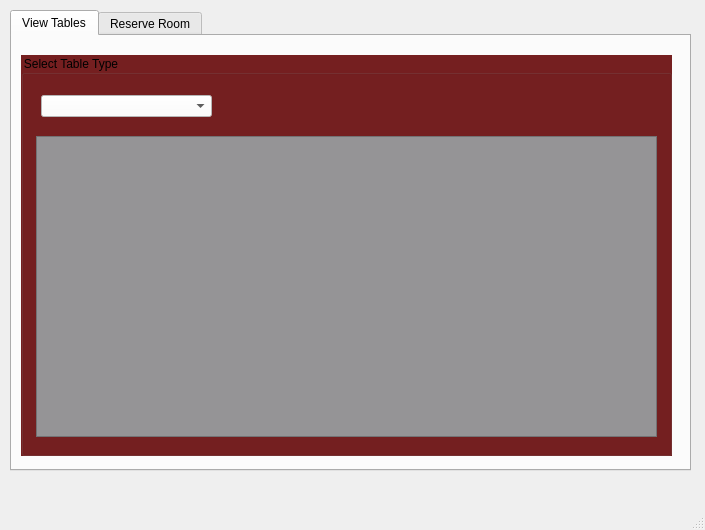
Before: the Qt Designer form wsu_hackathon_2022/cubhubs.ui in kenji-adachi/wsuHackathon2022, drawn with Qt 5.
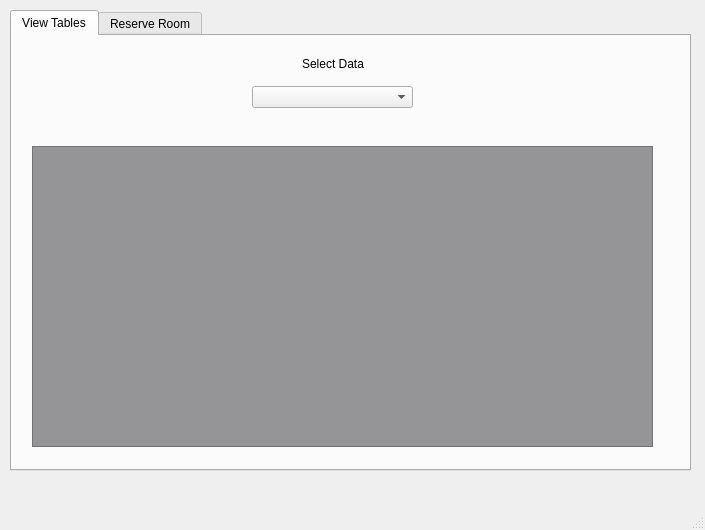
After: the same form once the commit is applied. The open tabs and pages were chosen to show the change.

Commit message: UI for reserve is done now

Patch:
```diff
--- a/wsu_hackathon_2022/cubhubs.ui
+++ b/wsu_hackathon_2022/cubhubs.ui
@@ -34,56 +34,48 @@
      <attribute name="title">
       <string>View Tables</string>
      </attribute>
-     <widget class="QGroupBox" name="groupBox">
+     <widget class="QTableWidget" name="tableInsertType">
       <property name="geometry">
        <rect>
-        <x>9</x>
-        <y>19</y>
-        <width>651</width>
-        <height>401</height>
+        <x>20</x>
+        <y>110</y>
+        <width>621</width>
+        <height>301</height>
        </rect>
       </property>
       <property name="styleSheet">
-       <string notr="true">font: 24pt &quot;.AppleSystemUIFont&quot;;
-background-color: rgb(117, 31, 32);</string>
+       <string notr="true">background-color: rgb(149, 148, 150);
+font: 13pt &quot;.AppleSystemUIFont&quot;;</string>
       </property>
-      <property name="title">
-       <string>Select Table Type</string>
+      <attribute name="horizontalHeaderStretchLastSection">
+       <bool>true</bool>
+      </attribute>
+      <attribute name="verticalHeaderVisible">
+       <bool>false</bool>
+      </attribute>
+     </widget>
+     <widget class="QComboBox" name="tableTypeSelect">
+      <property name="geometry">
+       <rect>
+        <x>240</x>
+        <y>50</y>
+        <width>161</width>
+        <height>22</height>
+       </rect>
       </property>
-      <widget class="QComboBox" name="tableTypeSelect">
-       <property name="geometry">
-        <rect>
-         <x>20</x>
-         <y>40</y>
-         <width>171</width>
-         <height>22</height>
-        </rect>
-       </property>
-       <property name="styleSheet">
-        <string notr="true">background-color: rgb(255, 255, 255);
-font: 13pt &quot;.AppleSystemUIFont&quot;;</string>
-       </property>
-      </widget>
-      <widget class="QTableWidget" name="tableInsertType">
-       <property name="geometry">
-        <rect>
-         <x>15</x>
-         <y>81</y>
-         <width>621</width>
-         <height>301</height>
-        </rect>
-       </property>
-       <property name="styleSheet">
-        <string notr="true">background-color: rgb(149, 148, 150);
-font: 13pt &quot;.AppleSystemUIFont&quot;;</string>
-       </property>
-       <attribute name="horizontalHeaderStretchLastSection">
-        <bool>true</bool>
-       </attribute>
-       <attribute name="verticalHeaderVisible">
-        <bool>false</bool>
-       </attribute>
-      </widget>
+     </widget>
+     <widget class="QLabel" name="label_6">
+      <property name="geometry">
+       <rect>
+        <x>290</x>
+        <y>20</y>
+        <width>101</width>
+        <height>16</height>
+       </rect>
+      </property>
+      <property name="text">
+       <string>Select Data</string>
+      </property>
      </widget>
     </widget>
     <widget class="QWidget" name="tab_2">
```
Left out of the diff: 74 changed lines with no effect on the pictures. The commit also changes 3 other files.
